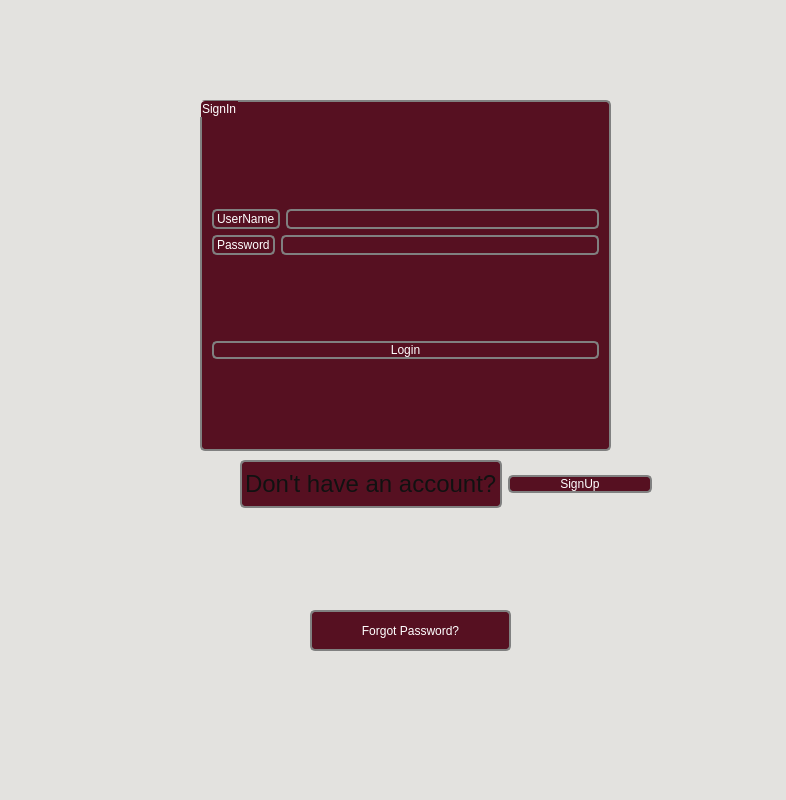
Before: the Qt Designer form mainwindow.ui in bikraj2/mitra-2, drawn with Qt 5.
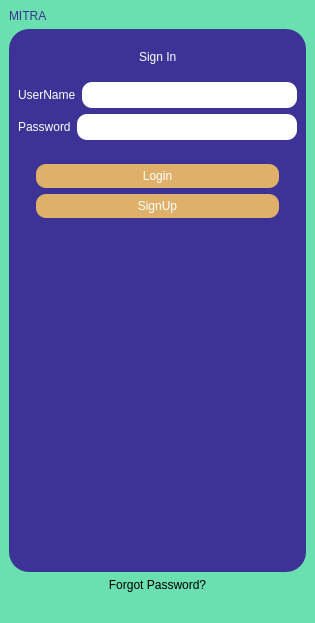
After: the same form once the commit is applied. Icons and pictures are not drawn.

What changed in the file:
```diff
--- a/mainwindow.ui
+++ b/mainwindow.ui
@@ -6,117 +6,112 @@
    <rect>
     <x>0</x>
     <y>0</y>
-    <width>786</width>
-    <height>800</height>
+    <width>315</width>
+    <height>623</height>
    </rect>
   </property>
   <property name="windowTitle">
    <string>MainWindow</string>
   </property>
   <property name="styleSheet">
-   <string notr="true">background-color: rgb(227, 226, 223);</string>
+   <string notr="true">background-color: #6adfb0;
+border-radius:20px;</string>
   </property>
   <widget class="QWidget" name="centralwidget">
-   <widget class="QWidget" name="layoutWidget">
-    <property name="geometry">
-     <rect>
-      <x>240</x>
-      <y>460</y>
-      <width>412</width>
-      <height>48</height>
-     </rect>
-    </property>
-    <layout class="QHBoxLayout" name="horizontalLayout_7">
+   <layout class="QVBoxLayout" name="verticalLayout">
      <item>
-      <widget class="QLabel" name="name_7">
+     <widget class="QLabel" name="label_2">
        <property name="styleSheet">
-        <string notr="true">border:2px solid gray;border-radius:5px;margin-top: 1ex;
-font: 16pt &quot;Gill Sans MT&quot;;
-background-color:rgb(86, 16, 33);
-color:rgb(255, 255, 255);</string>
+       <string notr="true">border:0; font: bold 80px &quot;Sherif&quot;; color:#3d3397;</string>
        </property>
        <property name="text">
-        <string>&lt;html&gt;&lt;head/&gt;&lt;body&gt;&lt;p&gt;&lt;span style=&quot; font-size:18pt; color: #111&quot;&gt;Don't have an account?&lt;/span&gt;&lt;/p&gt;&lt;/body&gt;&lt;/html&gt;</string>
+       <string>MITRA</string>
        </property>
       </widget>
      </item>
      <item>
-      <widget class="QPushButton" name="pushButton_singup_3">
-       <property name="styleSheet">
-        <string notr="true">border:2px solid gray;border-radius:5px;margin-top: 1ex;
-font: 14pt &quot;Britannic Bold&quot;;
-background-color:rgb(86, 16, 33);
-color:rgb(255, 255, 255);</string>
-       </property>
-       <property name="text">
-        <string>SignUp</string>
-       </property>
-      </widget>
-     </item>
-    </layout>
-   </widget>
-   <widget class="QLabel" name="name">
-    <property name="geometry">
-     <rect>
-      <x>850</x>
-      <y>100</y>
-      <width>63</width>
-      <height>20</height>
-     </rect>
-    </property>
-    <property name="text">
-     <string>TextLabel</string>
-    </property>
-   </widget>
-   <widget class="QLabel" name="name_2">
-    <property name="geometry">
-     <rect>
-      <x>0</x>
-      <y>0</y>
-      <width>151</width>
-      <height>131</height>
-     </rect>
-    </property>
-    <property name="styleSheet">
-     <string notr="true">image:url(:/icon/icon/MITRA.png);
-color:rgb(252, 231, 125);</string>
-    </property>
-    <property name="text">
-     <string>&lt;html&gt;&lt;head/&gt;&lt;body&gt;&lt;p align=&quot;center&quot;&gt;&lt;br/&gt;&lt;/p&gt;&lt;/body&gt;&lt;/html&gt;</string>
-    </property>
-   </widget>
    <widget class="QGroupBox" name="groupBox">
-    <property name="geometry">
-     <rect>
-      <x>200</x>
-      <y>100</y>
-      <width>411</width>
-      <height>351</height>
-     </rect>
-    </property>
     <property name="styleSheet">
-     <string notr="true">border:2px solid gray;border-radius:5px;margin-top: 1ex;
-font: 16pt &quot;Gill Sans MT&quot;;
-background-color:rgb(86, 16, 33);
+       <string notr="true">border-radius:20px;margin-top: 1ex;
+font: bold 16pt &quot;Sherif&quot;;
+background-color:#3d3397;
 color:rgb(255, 255, 255);</string>
     </property>
     <property name="title">
-     <string>SignIn</string>
+       <string/>
     </property>
     <layout class="QVBoxLayout" name="verticalLayout_5">
+       <item>
+        <widget class="QFrame" name="frame">
+         <property name="styleSheet">
+          <string notr="true">border:0;</string>
+         </property>
+         <property name="frameShape">
+          <enum>QFrame::StyledPanel</enum>
+         </property>
+         <property name="frameShadow">
+          <enum>QFrame::Raised</enum>
+         </property>
+         <layout class="QHBoxLayout" name="horizontalLayout">
+          <item>
+           <spacer name="horizontalSpacer">
+            <property name="orientation">
+             <enum>Qt::Horizontal</enum>
+            </property>
+            <property name="sizeHint" stdset="0">
+             <size>
+              <width>40</width>
+              <height>20</height>
+             </size>
+            </property>
+           </spacer>
+          </item>
+          <item>
+           <widget class="QLabel" name="label">
+            <property name="styleSheet">
+             <string notr="true">border:0; font: bold 40px &quot;Sherif&quot;;</string>
+            </property>
+            <property name="text">
+             <string>Sign In</string>
+            </property>
+           </widget>
+          </item>
+          <item>
+           <spacer name="horizontalSpacer_2">
+            <property name="orientation">
+             <enum>Qt::Horizontal</enum>
+            </property>
+            <property name="sizeHint" stdset="0">
+             <size>
+              <width>40</width>
+              <height>20</height>
+             </size>
+            </property>
+           </spacer>
+          </item>
+         </layout>
+        </widget>
+       </item>
      <item>
       <layout class="QVBoxLayout" name="verticalLayout_6">
        <item>
         <layout class="QHBoxLayout" name="horizontalLayout_8">
          <item>
           <widget class="QLabel" name="label_3">
+             <property name="styleSheet">
+              <string notr="true">border:0;</string>
+             </property>
            <property name="text">
             <string>UserName</string>
            </property>
           </widget>
          </item>
          <item>
-          <widget class="QLineEdit" name="username_3"/>
+            <widget class="QLineEdit" name="username_3">
+             <property name="styleSheet">
+              <string notr="true">background-color:white; border-radius:10px;padding:5; color:black;</string>
+             </property>
+            </widget>
          </item>
         </layout>
        </item>
@@ -124,6 +119,9 @@
         <layout class="QHBoxLayout" name="horizontalLayout_9">
          <item>
           <widget class="QLabel" name="name_8">
+             <property name="styleSheet">
+              <string notr="true">border:0;</string>
+             </property>
            <property name="text">
             <string>Password</string>
            </property>
@@ -131,6 +129,9 @@
          </item>
          <item>
           <widget class="QLineEdit" name="Password_3">
+             <property name="styleSheet">
+              <string notr="true">background-color:white; border-radius:10px; padding:5; color:black;</string>
+             </property>
            <property name="echoMode">
             <enum>QLineEdit::Password</enum>
            </property>
@@ -141,36 +142,80 @@
       </layout>
      </item>
      <item>
+        <layout class="QHBoxLayout" name="horizontalLayout_7"/>
+       </item>
+       <item>
+        <widget class="QFrame" name="frame_2">
+         <property name="frameShape">
+          <enum>QFrame::StyledPanel</enum>
+         </property>
+         <property name="frameShadow">
+          <enum>QFrame::Raised</enum>
+         </property>
+         <layout class="QHBoxLayout" name="horizontalLayout_2">
+          <item>
+           <widget class="QFrame" name="frame_3">
+            <property name="frameShape">
+             <enum>QFrame::StyledPanel</enum>
+            </property>
+            <property name="frameShadow">
+             <enum>QFrame::Raised</enum>
+            </property>
+            <layout class="QVBoxLayout" name="verticalLayout_2">
+             <item>
       <widget class="QPushButton" name="pushButton_login_3">
        <property name="styleSheet">
-        <string notr="true"/>
+                <string notr="true">background-color:#dfb06a;
+border-radius: 10px;
+font: 15 Bold &quot;Sherif&quot;; padding:5;</string>
        </property>
        <property name="text">
         <string>Login</string>
        </property>
       </widget>
      </item>
-    </layout>
-   </widget>
+             <item>
+              <widget class="QPushButton" name="pushButton_singup_3">
+               <property name="styleSheet">
+                <string notr="true">background-color:#dfb06a;
+border-radius: 10px;
+font: 15 Bold &quot;Sherif&quot;; padding:5;</string>
+               </property>
+               <property name="text">
+                <string>SignUp</string>
+               </property>
+              </widget>
+             </item>
+            </layout>
+           </widget>
+          </item>
+         </layout>
+        </widget>
+       </item>
+       <item>
+        <spacer name="verticalSpacer">
+         <property name="orientation">
+          <enum>Qt::Vertical</enum>
+         </property>
+         <property name="sizeHint" stdset="0">
+          <size>
+           <width>20</width>
+           <height>40</height>
+          </size>
+         </property>
+        </spacer>
+       </item>
+      </layout>
+     </widget>
+    </item>
+    <item>
    <widget class="QPushButton" name="pushButton">
-    <property name="geometry">
-     <rect>
-      <x>310</x>
-      <y>610</y>
-      <width>201</width>
-      <height>41</height>
-     </rect>
-    </property>
-    <property name="styleSheet">
-     <string notr="true">border:2px solid gray;border-radius:5px;margin-top: 1ex;
-font: 14pt &quot;Britannic Bold&quot;;
-background-color:rgb(86, 16, 33);
-color:rgb(255, 255, 255);</string>
-    </property>
     <property name="text">
      <string>Forgot Password?</string>
     </property>
    </widget>
+    </item>
+   </layout>
   </widget>
   <widget class="QMenuBar" name="menubar">
    <property name="geometry">
```
Left out of the diff: 4 changed lines with no effect on the pictures. Lines whose indentation alone changed are shown as unchanged.
